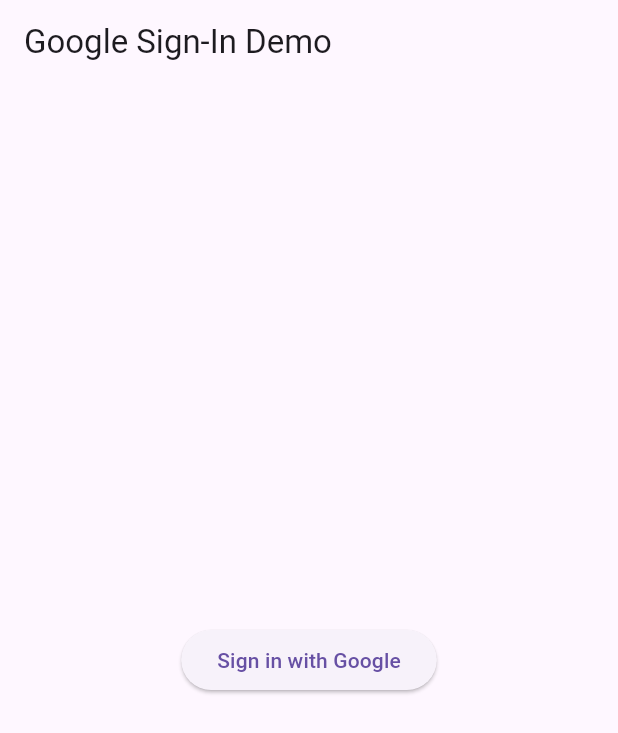
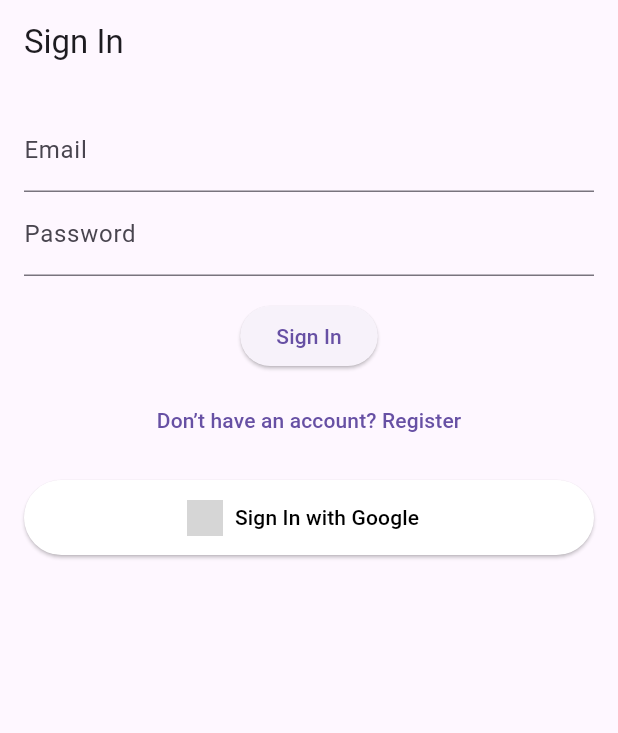
Before and after one commit to SibahleD/book-swap, a Flutter app: the screen it shows after launch, on a phone screen of 412 x 824 dp. Shown: the top 733 px of the screen. Run offline on Flutter 3.47's test engine with Material 3 defaults, Android fonts, the phone set to English and light mode, and no system bars; our stand-ins replace cloud_firestore, firebase_auth, firebase_core, google_sign_in; accounts and stored records are empty; grey boxes are pictures that could not be loaded.

Commit message:
shifted firebase code; added firestore basics

```diff
--- a/book_swap/lib/auth/auth_service.dart
+++ b/book_swap/lib/auth/auth_service.dart
@@ -0,0 +1,86 @@
+import 'package:firebase_auth/firebase_auth.dart';
+import 'package:google_sign_in/google_sign_in.dart';
+import 'firestore_service.dart'; // Import the FirestoreService
+
+class AuthService {
+  final FirebaseAuth _auth = FirebaseAuth.instance;
+  final FirestoreService _firestoreService = FirestoreService();
+
+  Stream<User?> get user => _auth.authStateChanges();
+
+  // Register with email & password
+  Future<User?> registerWithEmailAndPassword(String email, String password, String username) async {
+    try {
+      UserCredential result = await _auth.createUserWithEmailAndPassword(
+        email: email,
+        password: password,
+      );
+      User? user = result.user;
+
+      if (user != null) {
+        // Add user to Firestore
+        await _firestoreService.addUser(user.uid, email, username);
+      }
+
+      return user;
+    } on FirebaseAuthException catch (e) {
+      print("Registration error: ${e.code} - ${e.message}");
+      return null;
+    }
+  }
+
+  // Sign in with email & password
+  Future<User?> signInWithEmailAndPassword(String email, String password) async {
+    try {
+      UserCredential result = await _auth.signInWithEmailAndPassword(
+        email: email,
+        password: password,
+      );
+      User? user = result.user;
+
+      if (user != null) {
+        // Update last active timestamp in Firestore
+        await _firestoreService.addUser(user.uid, user.email!, user.displayName ?? 'User');
+      }
+
+      return user;
+    } on FirebaseAuthException catch (e) {
+      print("Sign-in error: ${e.code} - ${e.message}");
+      return null;
+    }
+  }
+
+  // Google Sign-In
+  Future<User?> signInWithGoogle() async {
+    try {
+      final GoogleSignInAccount? googleUser = await GoogleSignIn().signIn();
+      if (googleUser == null) return null;
+
+      final GoogleSignInAuthentication googleAuth = await googleUser.authentication;
+
+      final credential = GoogleAuthProvider.credential(
+        accessToken: googleAuth.accessToken,
+        idToken: googleAuth.idToken,
+      );
+
+      UserCredential result = await _auth.signInWithCredential(credential);
+      User? user = result.user;
+
+      if (user != null) {
+        // Add or update Firestore user document
+        await _firestoreService.addUser(user.uid, user.email!, user.displayName ?? 'Google User');
+      }
+
+      return user;
+    } catch (e) {
+      print("Google Sign-In error: $e");
+      return null;
+    }
+  }
+
+  // Sign out
+  Future<void> signOut() async {
+    await _auth.signOut();
+    await GoogleSignIn().signOut();
+  }
+}
--- a/book_swap/lib/auth/auth_wrapper.dart
+++ b/book_swap/lib/auth/auth_wrapper.dart
@@ -0,0 +1,26 @@
+import 'package:flutter/material.dart';
+import 'auth_service.dart';
+import 'sign_in_screen.dart';
+import 'home_screen.dart';
+
+class AuthWrapper extends StatelessWidget {
+  const AuthWrapper({super.key});
+
+  @override
+  Widget build(BuildContext context) {
+    return StreamBuilder(
+      stream: AuthService().user,
+      builder: (context, snapshot) {
+        if (snapshot.connectionState == ConnectionState.waiting) {
+          return const Scaffold(
+            body: Center(child: CircularProgressIndicator()),
+          );
+        } else if (snapshot.hasData) {
+          return const HomeScreen();
+        } else {
+          return const SignInScreen();
+        }
+      },
+    );
+  }
+}
--- /dev/null
+++ b/book_swap/lib/auth/sign_in_screen.dart
@@ -0,0 +1,125 @@
+import 'package:flutter/material.dart';
+import 'auth_service.dart';
+
+class SignInScreen extends StatefulWidget {
+  const SignInScreen({super.key});
+
+  @override
+  State<SignInScreen> createState() => _SignInScreenState();
+}
+
+class _SignInScreenState extends State<SignInScreen> {
+  final AuthService _auth = AuthService();
+
+  final TextEditingController _emailController = TextEditingController();
+  final TextEditingController _passwordController = TextEditingController();
+  final TextEditingController _usernameController = TextEditingController();
+
+  bool _isRegistering = false;
+
+  @override
+  Widget build(BuildContext context) {
+    return Scaffold(
+      appBar: AppBar(
+        title: Text(_isRegistering ? 'Register' : 'Sign In'),
+      ),
+      body: Padding(
+        padding: const EdgeInsets.all(16.0),
+        child: Column(
+          children: [
+            if (_isRegistering)
+              TextField(
+                controller: _usernameController,
+                decoration: const InputDecoration(labelText: 'Username'),
+              ),
+            TextField(
+              controller: _emailController,
+              decoration: const InputDecoration(labelText: 'Email'),
+              keyboardType: TextInputType.emailAddress,
+            ),
+            TextField(
+              controller: _passwordController,
+              decoration: const InputDecoration(labelText: 'Password'),
+              obscureText: true,
+            ),
+            const SizedBox(height: 16),
+            ElevatedButton(
+              onPressed: () async {
+                if (_isRegistering) {
+                  // Register
+                  final user = await _auth.registerWithEmailAndPassword(
+                    _emailController.text.trim(),
+                    _passwordController.text.trim(),
+                    _usernameController.text.trim(),
+                  );
+                  if (user != null) {
+                    ScaffoldMessenger.of(context).showSnackBar(
+                      const SnackBar(content: Text('Registered Successfully!')),
+                    );
+                  } else {
+                    ScaffoldMessenger.of(context).showSnackBar(
+                      const SnackBar(content: Text('Registration Failed.')),
+                    );
+                  }
+                } else {
+                  // Sign in
+                  final user = await _auth.signInWithEmailAndPassword(
+                    _emailController.text.trim(),
+                    _passwordController.text.trim(),
+                  );
+                  if (user != null) {
+                    ScaffoldMessenger.of(context).showSnackBar(
+                      const SnackBar(content: Text('Signed In Successfully!')),
+                    );
+                  } else {
+                    ScaffoldMessenger.of(context).showSnackBar(
+                      const SnackBar(content: Text('Sign In Failed.')),
+                    );
+                  }
+                }
+              },
+              child: Text(_isRegistering ? 'Register' : 'Sign In'),
+            ),
+            const SizedBox(height: 8),
+            TextButton(
+              onPressed: () {
+                setState(() {
+                  _isRegistering = !_isRegistering;
+                });
+              },
+              child: Text(_isRegistering
+                  ? 'Already have an account? Sign In'
+                  : 'Don’t have an account? Register'),
+            ),
+            const SizedBox(height: 16),
+            ElevatedButton.icon(
+              onPressed: () async {
+                final user = await _auth.signInWithGoogle();
+                if (user != null) {
+                  ScaffoldMessenger.of(context).showSnackBar(
+                    const SnackBar(content: Text('Signed In with Google!')),
+                  );
+                } else {
+                  ScaffoldMessenger.of(context).showSnackBar(
+                    const SnackBar(content: Text('Google Sign In Failed.')),
+                  );
+                }
+              },
+              icon: Image.asset(
+                'assets/google_logo.png', // Make sure to add a Google logo in your assets
+                height: 24,
+                width: 24,
+              ),
+              label: const Text('Sign In with Google'),
+              style: ElevatedButton.styleFrom(
+                backgroundColor: Colors.white,
+                foregroundColor: Colors.black,
+                minimumSize: const Size(double.infinity, 50),
+              ),
+            ),
+          ],
+        ),
+      ),
+    );
+  }
+}
--- a/book_swap/lib/main.dart
+++ b/book_swap/lib/main.dart
@@ -1,7 +1,7 @@
 import 'package:flutter/material.dart';
 import 'package:firebase_core/firebase_core.dart';
-import 'firebase_options.dart'; // auto-generated by FlutterFire CLI
-import 'sign_in_page.dart';
+import 'auth/auth_wrapper.dart';
+import 'firebase_options.dart';
 
 void main() async {
   WidgetsFlutterBinding.ensureInitialized();
@@ -17,7 +17,8 @@ class MyApp extends StatelessWidget {
   @override
   Widget build(BuildContext context) {
     return const MaterialApp(
-      home: SignInPage(),
+      debugShowCheckedModeBanner: false,
+      home: AuthWrapper(),
     );
   }
 }
--- a/book_swap/lib/sign_in_page.dart
+++ /dev/null
@@ -1,45 +0,0 @@
-import 'package:flutter/material.dart';
-import 'package:firebase_auth/firebase_auth.dart';
-import 'package:google_sign_in/google_sign_in.dart';
-
-class SignInPage extends StatelessWidget {
-  const SignInPage({super.key});
-
-  Future<UserCredential?> signInWithGoogle() async {
-    // Trigger the Google Sign-In flow
-    final GoogleSignInAccount? googleUser = await GoogleSignIn().signIn();
-    if (googleUser == null) return null; // user cancelled
-
-    // Obtain auth details from the request
-    final GoogleSignInAuthentication googleAuth = await googleUser.authentication;
-
-    // Create a new credential
-    final credential = GoogleAuthProvider.credential(
-      accessToken: googleAuth.accessToken,
-      idToken: googleAuth.idToken,
-    );
-
-    // Sign in to Firebase with the credential
-    return await FirebaseAuth.instance.signInWithCredential(credential);
-  }
-
-  @override
-  Widget build(BuildContext context) {
-    return Scaffold(
-      appBar: AppBar(title: const Text("Google Sign-In Demo")),
-      body: Center(
-        child: ElevatedButton(
-          onPressed: () async {
-            final userCredential = await signInWithGoogle();
-            if (userCredential != null) {
-              ScaffoldMessenger.of(context).showSnackBar(
-                SnackBar(content: Text("Signed in as ${userCredential.user?.displayName}")),
-              );
-            }
-          },
-          child: const Text("Sign in with Google"),
-        ),
-      ),
-    );
-  }
-}
--- a/book_swap/pubspec.yaml
+++ b/book_swap/pubspec.yaml
@@ -34,6 +34,7 @@ dependencies:
   firebase_core: ^4.2.1
   firebase_auth: ^6.1.2
   google_sign_in: ^6.1.0
+  cloud_firestore: ^6.1.0
   cupertino_icons: ^1.0.8
 
 dev_dependencies:
```
Also changed, not shown: book_swap/lib/auth/firestore_service.dart (added, +74 -0 lines), book_swap/lib/auth/home_screen.dart (+43 -0 lines), book_swap/pubspec.lock, 3 other files.
